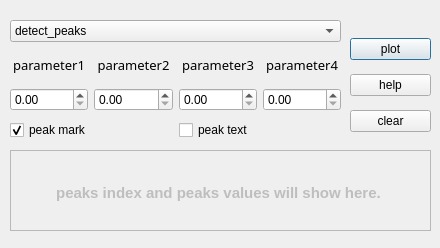
The window that utils/findpeaks/findpeaksdialog.ui (mrvx666/Rock-spectrum-assistant) describes before a commit, drawn with Qt 5.
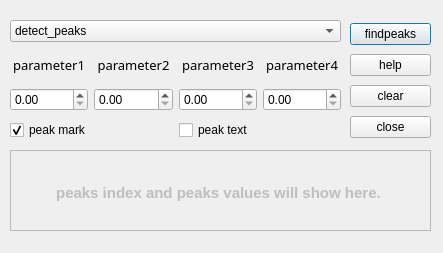
The same window after the commit. Icons and pictures are not drawn.

```diff
--- a/utils/findpeaks/findpeaksdialog.ui
+++ b/utils/findpeaks/findpeaksdialog.ui
@@ -6,10 +6,22 @@
    <rect>
     <x>0</x>
     <y>0</y>
-    <width>440</width>
-    <height>248</height>
+    <width>443</width>
+    <height>253</height>
    </rect>
   </property>
+  <property name="minimumSize">
+   <size>
+    <width>443</width>
+    <height>253</height>
+   </size>
+  </property>
+  <property name="maximumSize">
+   <size>
+    <width>443</width>
+    <height>253</height>
+   </size>
+  </property>
   <property name="windowTitle">
    <string>RSA:Findpeaks</string>
   </property>
@@ -148,16 +160,16 @@
    <property name="geometry">
     <rect>
      <x>350</x>
-     <y>30</y>
+     <y>20</y>
      <width>81</width>
-     <height>111</height>
+     <height>121</height>
     </rect>
    </property>
    <layout class="QVBoxLayout" name="verticalLayout_3">
     <item>
      <widget class="QPushButton" name="plotbutton">
       <property name="text">
-       <string>plot</string>
+       <string>findpeaks</string>
       </property>
      </widget>
     </item>
@@ -175,6 +187,13 @@
       </property>
      </widget>
     </item>
+    <item>
+     <widget class="QPushButton" name="closebutton">
+      <property name="text">
+       <string>close</string>
+      </property>
+     </widget>
+    </item>
    </layout>
   </widget>
   <widget class="QWidget" name="horizontalLayoutWidget">
```
Left out of the diff: 26 changed lines with no effect on the pictures.
